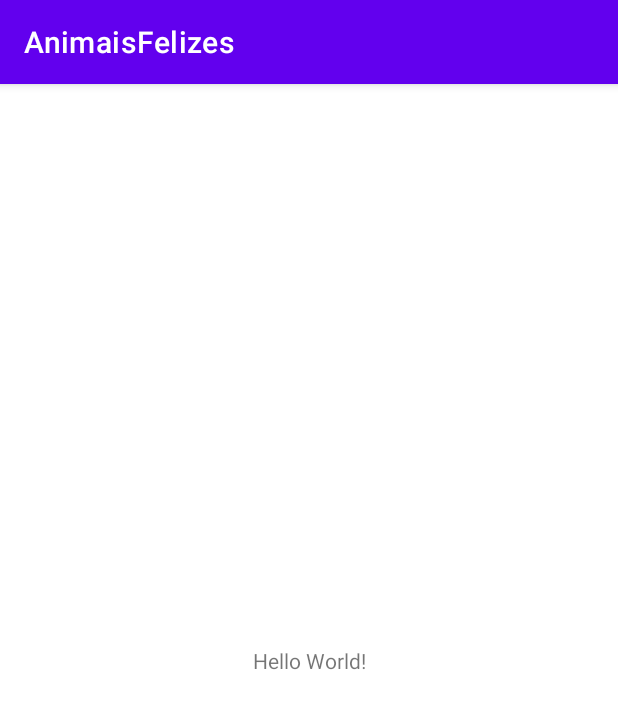
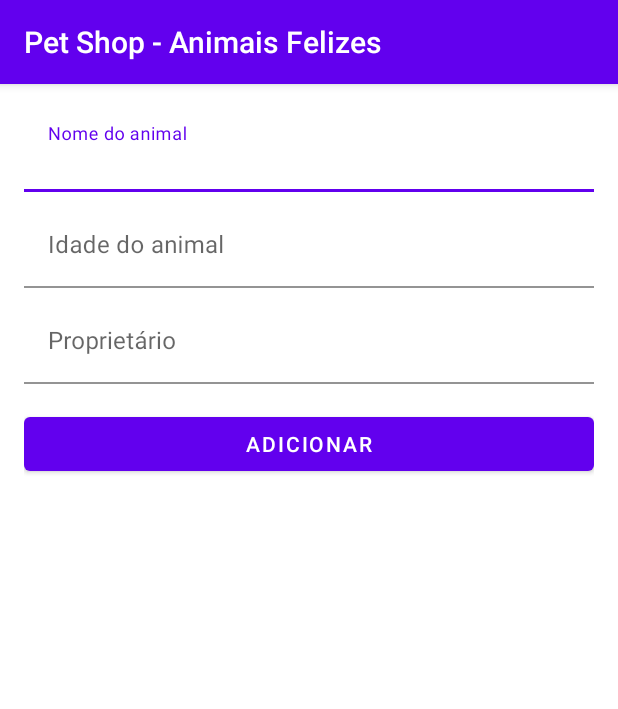
Before and after one commit to matheusouzaaaa/AnimaisFelizes, an Android app: the screen it shows after launch (MainActivity), on a phone screen of 412 x 824 dp. Shown: the top 709 px of the screen. Run offline under Robolectric (Android 15) with nearby library versions, the phone set to English and light mode, and no system bars; our stand-ins replace navigation-ui.

Commit message:
Tela de cadastro - utilizando o Fragments

```diff
--- a/app/build.gradle
+++ b/app/build.gradle
@@ -1,6 +1,7 @@
 plugins {
     id 'com.android.application'
     id 'kotlin-android'
+    id 'kotlin-android-extensions'
 }
 
 android {
@@ -39,6 +40,16 @@ dependencies {
     implementation 'androidx.appcompat:appcompat:1.2.0'
     implementation 'com.google.android.material:material:1.3.0'
     implementation 'androidx.constraintlayout:constraintlayout:2.0.4'
+    implementation 'androidx.legacy:legacy-support-v4:1.0.0'
+    implementation 'androidx.lifecycle:lifecycle-livedata-ktx:2.2.0'
+    implementation 'androidx.lifecycle:lifecycle-viewmodel-ktx:2.2.0'
+
+    // navigation
+    def nav_version = "2.3.5"
+    // Kotlin
+    implementation "androidx.navigation:navigation-fragment-ktx:$nav_version"
+    implementation "androidx.navigation:navigation-ui-ktx:$nav_version"
+
     testImplementation 'junit:junit:4.+'
     androidTestImplementation 'androidx.test.ext:junit:1.1.2'
     androidTestImplementation 'androidx.test.espresso:espresso-core:3.3.0'
--- a/app/src/main/java/com/example/animaisfelizes/MainActivity.kt
+++ b/app/src/main/java/com/example/animaisfelizes/MainActivity.kt
@@ -2,10 +2,20 @@ package com.example.animaisfelizes
 
 import androidx.appcompat.app.AppCompatActivity
 import android.os.Bundle
+import androidx.navigation.findNavController
+import androidx.navigation.fragment.NavHostFragment
+import androidx.navigation.ui.setupWithNavController
+import androidx.navigation.ui.AppBarConfiguration
+import kotlinx.android.synthetic.main.activity_main.*
 
 class MainActivity : AppCompatActivity() {
     override fun onCreate(savedInstanceState: Bundle?) {
         super.onCreate(savedInstanceState)
         setContentView(R.layout.activity_main)
+
+        val navHostFragment = supportFragmentManager.findFragmentById(R.id.nav_host_fragment) as NavHostFragment
+        val navController = navHostFragment.navController
+        val appBarConfiguration = AppBarConfiguration(navController.graph)
+        app_toolbar.setupWithNavController(navController, appBarConfiguration)
     }
 }
--- /dev/null
+++ b/app/src/main/java/com/example/animaisfelizes/ui/animais/AnimaisFragment.kt
@@ -0,0 +1,20 @@
+package com.example.animaisfelizes.ui.animais
+
+import android.os.Bundle
+import androidx.fragment.app.Fragment
+import android.view.LayoutInflater
+import android.view.View
+import android.view.ViewGroup
+import com.example.animaisfelizes.R
+
+class AnimaisFragment : Fragment() {
+
+    private lateinit var viewModel: AnimaisViewModel
+
+    override fun onCreateView(
+        inflater: LayoutInflater, container: ViewGroup?,
+        savedInstanceState: Bundle?
+    ): View? {
+        return inflater.inflate(R.layout.animais_fragment, container, false)
+    }
+}
--- /dev/null
+++ b/app/src/main/java/com/example/animaisfelizes/ui/animais/AnimaisViewModel.kt
@@ -0,0 +1,7 @@
+package com.example.animaisfelizes.ui.animais
+
+import androidx.lifecycle.ViewModel
+
+class AnimaisViewModel : ViewModel() {
+    // TODO: Implement the ViewModel
+}
--- a/app/src/main/res/layout/activity_main.xml
+++ b/app/src/main/res/layout/activity_main.xml
@@ -6,13 +6,28 @@
     android:layout_height="match_parent"
     tools:context=".MainActivity">
 
-    <TextView
-        android:layout_width="wrap_content"
-        android:layout_height="wrap_content"
-        android:text="Hello World!"
+    <androidx.appcompat.widget.Toolbar
+        android:id="@+id/app_toolbar"
+        android:layout_width="match_parent"
+        android:layout_height="?attr/actionBarSize"
+        android:background="?attr/colorPrimary"
+        android:elevation="4dp"
+        android:theme="@style/ThemeOverlay.AppCompat.ActionBar"
+        app:layout_constraintEnd_toEndOf="parent"
+        app:layout_constraintStart_toStartOf="parent"
+        app:layout_constraintTop_toTopOf="parent"
+        app:popupTheme="@style/ThemeOverlay.AppCompat.Light" />
+
+    <androidx.fragment.app.FragmentContainerView
+        android:id="@+id/nav_host_fragment"
+        android:name="androidx.navigation.fragment.NavHostFragment"
+        android:layout_width="0dp"
+        android:layout_height="0dp"
+        app:defaultNavHost="true"
         app:layout_constraintBottom_toBottomOf="parent"
         app:layout_constraintLeft_toLeftOf="parent"
         app:layout_constraintRight_toRightOf="parent"
-        app:layout_constraintTop_toTopOf="parent" />
+        app:layout_constraintTop_toBottomOf="@+id/app_toolbar"
+        app:navGraph="@navigation/main_graph" />
 
 </androidx.constraintlayout.widget.ConstraintLayout>
--- /dev/null
+++ b/app/src/main/res/layout/animais_fragment.xml
@@ -0,0 +1,77 @@
+<?xml version="1.0" encoding="utf-8"?>
+<androidx.constraintlayout.widget.ConstraintLayout xmlns:android="http://schemas.android.com/apk/res/android"
+    xmlns:app="http://schemas.android.com/apk/res-auto"
+    xmlns:tools="http://schemas.android.com/tools"
+    android:layout_width="match_parent"
+    android:layout_height="match_parent"
+    android:padding="16dp"
+    tools:context=".ui.animais.AnimaisFragment">
+
+
+    <com.google.android.material.textfield.TextInputLayout
+        android:id="@+id/input_layout_name"
+        android:layout_width="0dp"
+        android:layout_height="wrap_content"
+        app:layout_constraintEnd_toEndOf="parent"
+        app:layout_constraintStart_toStartOf="parent"
+        app:layout_constraintTop_toTopOf="parent">
+
+        <com.google.android.material.textfield.TextInputEditText
+            android:id="@+id/input_name"
+            android:layout_width="match_parent"
+            android:layout_height="wrap_content"
+            android:background="#FFFFFF"
+            android:hint="@string/animal_name_hint"
+            android:inputType="textCapSentences" />
+
+    </com.google.android.material.textfield.TextInputLayout>
+
+    <com.google.android.material.textfield.TextInputLayout
+        android:id="@+id/input_layout_idade"
+        android:layout_width="0dp"
+        android:layout_height="wrap_content"
+        android:layout_marginTop="8dp"
+        app:layout_constraintEnd_toEndOf="@id/input_layout_name"
+        app:layout_constraintStart_toStartOf="@id/input_layout_name"
+        app:layout_constraintTop_toBottomOf="@id/input_layout_name">
+
+        <com.google.android.material.textfield.TextInputEditText
+            android:id="@+id/input_idade"
+            android:layout_width="match_parent"
+            android:layout_height="wrap_content"
+            android:background="#FFFFFF"
+            android:hint="@string/idade_name_hint"
+            android:inputType="number" />
+
+    </com.google.android.material.textfield.TextInputLayout>
+
+    <com.google.android.material.textfield.TextInputLayout
+        android:id="@+id/input_layout_proprietario"
+        android:layout_width="0dp"
+        android:layout_height="wrap_content"
+        android:layout_marginTop="8dp"
+        app:layout_constraintEnd_toEndOf="@id/input_layout_idade"
+        app:layout_constraintStart_toStartOf="@id/input_layout_idade"
+        app:layout_constraintTop_toBottomOf="@id/input_layout_idade">
+
+        <com.google.android.material.textfield.TextInputEditText
+            android:id="@+id/input_proprietario"
+            android:layout_width="match_parent"
+            android:layout_height="wrap_content"
+            android:background="#FFFFFF"
+            android:hint="@string/proprietario_name_hint"
+            android:inputType="textCapSentences" />
+
+    </com.google.android.material.textfield.TextInputLayout>
+
+    <Button
+        android:id="@+id/button_subscriber"
+        android:layout_width="0dp"
+        android:layout_height="wrap_content"
+        android:layout_marginTop="16dp"
+        android:text="@string/cadastro_button"
+        app:layout_constraintEnd_toEndOf="@id/input_layout_proprietario"
+        app:layout_constraintStart_toStartOf="@id/input_layout_proprietario"
+        app:layout_constraintTop_toBottomOf="@id/input_layout_proprietario" />
+
+</androidx.constraintlayout.widget.ConstraintLayout>
--- /dev/null
+++ b/app/src/main/res/navigation/main_graph.xml
@@ -0,0 +1,13 @@
+<?xml version="1.0" encoding="utf-8"?>
+<navigation xmlns:android="http://schemas.android.com/apk/res/android"
+    xmlns:app="http://schemas.android.com/apk/res-auto"
+    xmlns:tools="http://schemas.android.com/tools"
+    android:id="@+id/main_graph"
+    app:startDestination="@id/animaisFragment">
+
+    <fragment
+        android:id="@+id/animaisFragment"
+        android:name="com.example.animaisfelizes.ui.animais.AnimaisFragment"
+        android:label="@string/title"
+        tools:layout="@layout/animais_fragment" />
+</navigation>
--- a/app/src/main/res/values-night/themes.xml
+++ b/app/src/main/res/values-night/themes.xml
@@ -1,6 +1,6 @@
 <resources xmlns:tools="http://schemas.android.com/tools">
     <!-- Base application theme. -->
-    <style name="Theme.AnimaisFelizes" parent="Theme.MaterialComponents.DayNight.DarkActionBar">
+    <style name="Theme.AnimaisFelizes" parent="Theme.MaterialComponents.DayNight.NoActionBar">
         <!-- Primary brand color. -->
         <item name="colorPrimary">@color/purple_200</item>
         <item name="colorPrimaryVariant">@color/purple_700</item>
--- a/app/src/main/res/values/strings.xml
+++ b/app/src/main/res/values/strings.xml
@@ -1,3 +1,8 @@
 <resources>
     <string name="app_name">AnimaisFelizes</string>
+    <string name="animal_name_hint">Nome do animal</string>
+    <string name="idade_name_hint">Idade do animal</string>
+    <string name="cadastro_button">Adicionar</string>
+    <string name="title">Pet Shop - Animais Felizes</string>
+    <string name="proprietario_name_hint">Proprietário</string>
 </resources>
--- a/app/src/main/res/values/themes.xml
+++ b/app/src/main/res/values/themes.xml
@@ -1,6 +1,6 @@
 <resources xmlns:tools="http://schemas.android.com/tools">
     <!-- Base application theme. -->
-    <style name="Theme.AnimaisFelizes" parent="Theme.MaterialComponents.DayNight.DarkActionBar">
+    <style name="Theme.AnimaisFelizes" parent="Theme.MaterialComponents.DayNight.NoActionBar">
         <!-- Primary brand color. -->
         <item name="colorPrimary">@color/purple_500</item>
         <item name="colorPrimaryVariant">@color/purple_700</item>
@@ -10,7 +10,16 @@
         <item name="colorSecondaryVariant">@color/teal_700</item>
         <item name="colorOnSecondary">@color/black</item>
         <!-- Status bar color. -->
+        <item name="toolbarStyle">@style/ToolbarStyle</item>
         <item name="android:statusBarColor" tools:targetApi="l">?attr/colorPrimaryVariant</item>
         <!-- Customize your theme here. -->
     </style>
+
+    <style name="ToolbarStyle" parent="Widget.AppCompat.Toolbar">
+        <item name="titleTextAppearance">@style/ToolbarStyle.Title</item>
+    </style>
+
+    <style name="ToolbarStyle.Title" parent="TextAppearance.AppCompat.Title">
+        <item name="android:textColor">#FFFFFF</item>
+    </style>
 </resources>
```
